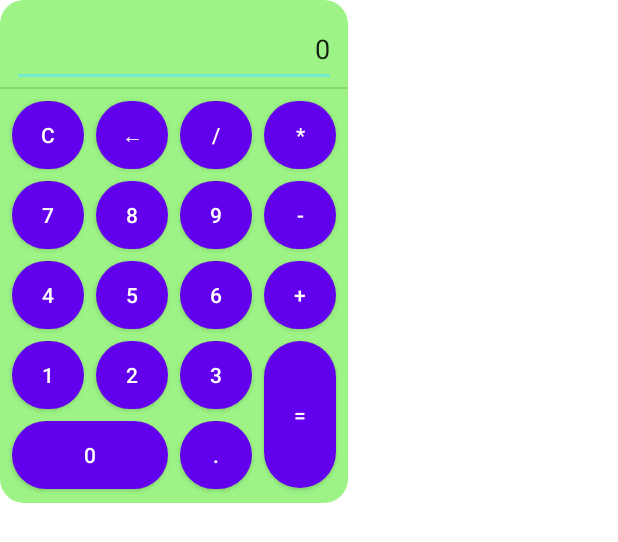
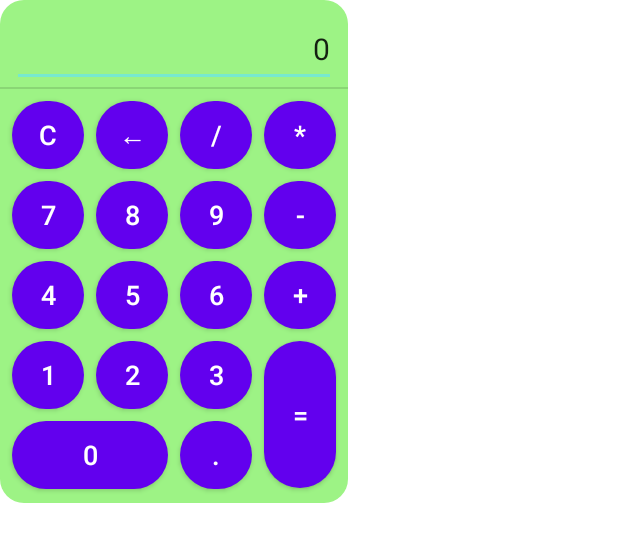
Before and after one commit to WhatTheBlock/FloatCalculator, an Android app: the layout calculator_view.xml on its own in the app's theme, with its tools: preview values and no code run, on a phone screen of 412 x 824 dp. Shown: the top 542 px of the screen. Run offline under Robolectric (Android 15) with nearby library versions, the phone set to English and light mode, and no system bars.

Commit message:
調整計算機字體大小

```diff
--- a/app/src/main/res/layout/calculator_view.xml
+++ b/app/src/main/res/layout/calculator_view.xml
@@ -18,6 +18,7 @@
         android:minHeight="48dp"
         android:text="@string/et_clear"
         android:textAlignment="textEnd"
+        android:textSize="20sp"
         app:layout_constraintEnd_toEndOf="parent"
         app:layout_constraintStart_toStartOf="parent"
         app:layout_constraintTop_toTopOf="parent"
@@ -39,6 +40,7 @@
         android:layout_marginTop="8dp"
         android:background="@drawable/bg_calculator_btn_rounded_corner"
         android:text="@string/btn_7"
+        android:textSize="@dimen/btn_calculator_view_text_size"
         app:layout_constraintStart_toStartOf="@+id/result"
         app:layout_constraintTop_toBottomOf="@+id/btnDelete"
         tools:ignore="TouchTargetSizeCheck" />
@@ -50,6 +52,7 @@
         android:layout_marginStart="8dp"
         android:background="@drawable/bg_calculator_btn_rounded_corner"
         android:text="@string/btn_8"
+        android:textSize="@dimen/btn_calculator_view_text_size"
         app:layout_constraintStart_toEndOf="@+id/btn7"
         app:layout_constraintTop_toTopOf="@+id/btn7"
         tools:ignore="TouchTargetSizeCheck" />
@@ -61,6 +64,7 @@
         android:layout_marginStart="8dp"
         android:background="@drawable/bg_calculator_btn_rounded_corner"
         android:text="@string/btn_9"
+        android:textSize="@dimen/btn_calculator_view_text_size"
         app:layout_constraintStart_toEndOf="@+id/btn8"
         app:layout_constraintTop_toTopOf="@+id/btn8"
         tools:ignore="TouchTargetSizeCheck" />
@@ -72,6 +76,7 @@
         android:layout_marginStart="8dp"
         android:background="@drawable/bg_calculator_btn_fn_rounded_corner"
         android:text="@string/btn_delete"
+        android:textSize="@dimen/btn_calculator_view_text_size"
         app:layout_constraintStart_toEndOf="@+id/btnClear"
         app:layout_constraintTop_toTopOf="@+id/btnClear"
         tools:ignore="TouchTargetSizeCheck" />
@@ -83,6 +88,7 @@
         android:layout_marginStart="8dp"
         android:background="@drawable/bg_calculator_btn_rounded_corner"
         android:text="@string/btn_division"
+        android:textSize="@dimen/btn_calculator_view_text_size"
         app:layout_constraintStart_toEndOf="@+id/btnDelete"
         app:layout_constraintTop_toTopOf="@+id/btnDelete"
         tools:ignore="TouchTargetSizeCheck" />
@@ -94,6 +100,7 @@
         android:layout_marginStart="8dp"
         android:background="@drawable/bg_calculator_btn_rounded_corner"
         android:text="@string/btn_times"
+        android:textSize="@dimen/btn_calculator_view_text_size"
         app:layout_constraintStart_toEndOf="@+id/btnDivision"
         app:layout_constraintTop_toTopOf="@+id/btnDivision"
         tools:ignore="TouchTargetSizeCheck" />
@@ -105,6 +112,7 @@
         android:layout_marginStart="8dp"
         android:background="@drawable/bg_calculator_btn_rounded_corner"
         android:text="@string/btn_minus"
+        android:textSize="@dimen/btn_calculator_view_text_size"
         app:layout_constraintStart_toEndOf="@+id/btn9"
         app:layout_constraintTop_toTopOf="@+id/btn9"
         tools:ignore="TouchTargetSizeCheck" />
@@ -116,6 +124,7 @@
         android:layout_marginTop="8dp"
         android:background="@drawable/bg_calculator_btn_rounded_corner"
         android:text="@string/btn_4"
+        android:textSize="@dimen/btn_calculator_view_text_size"
         app:layout_constraintStart_toStartOf="@+id/btn7"
         app:layout_constraintTop_toBottomOf="@+id/btn7"
         tools:ignore="TouchTargetSizeCheck" />
@@ -127,6 +136,7 @@
         android:layout_marginStart="8dp"
         android:background="@drawable/bg_calculator_btn_rounded_corner"
         android:text="@string/btn_5"
+        android:textSize="@dimen/btn_calculator_view_text_size"
         app:layout_constraintStart_toEndOf="@+id/btn4"
         app:layout_constraintTop_toTopOf="@+id/btn4"
         tools:ignore="TouchTargetSizeCheck" />
@@ -138,6 +148,7 @@
         android:layout_marginStart="8dp"
         android:background="@drawable/bg_calculator_btn_rounded_corner"
         android:text="@string/btn_6"
+        android:textSize="@dimen/btn_calculator_view_text_size"
         app:layout_constraintStart_toEndOf="@+id/btn5"
         app:layout_constraintTop_toTopOf="@+id/btn5"
         tools:ignore="TouchTargetSizeCheck" />
@@ -149,6 +160,7 @@
         android:layout_marginStart="8dp"
         android:background="@drawable/bg_calculator_btn_rounded_corner"
         android:text="@string/btn_plus"
+        android:textSize="@dimen/btn_calculator_view_text_size"
         app:layout_constraintStart_toEndOf="@+id/btn6"
         app:layout_constraintTop_toTopOf="@+id/btn6"
         tools:ignore="TouchTargetSizeCheck" />
@@ -160,6 +172,7 @@
         android:layout_marginTop="8dp"
         android:background="@drawable/bg_calculator_btn_rounded_corner"
         android:text="@string/btn_1"
+        android:textSize="@dimen/btn_calculator_view_text_size"
         app:layout_constraintStart_toStartOf="@+id/btn4"
         app:layout_constraintTop_toBottomOf="@+id/btn4"
         tools:ignore="TouchTargetSizeCheck" />
@@ -171,6 +184,7 @@
         android:layout_marginStart="8dp"
         android:background="@drawable/bg_calculator_btn_rounded_corner"
         android:text="@string/btn_2"
+        android:textSize="@dimen/btn_calculator_view_text_size"
         app:layout_constraintStart_toEndOf="@+id/btn1"
         app:layout_constraintTop_toTopOf="@+id/btn1"
         tools:ignore="TouchTargetSizeCheck" />
@@ -182,6 +196,7 @@
         android:layout_marginStart="8dp"
         android:background="@drawable/bg_calculator_btn_rounded_corner"
         android:text="@string/btn_3"
+        android:textSize="@dimen/btn_calculator_view_text_size"
         app:layout_constraintStart_toEndOf="@+id/btn2"
         app:layout_constraintTop_toTopOf="@+id/btn2"
         tools:ignore="TouchTargetSizeCheck" />
@@ -193,6 +208,7 @@
         android:layout_marginTop="8dp"
         android:background="@drawable/bg_calculator_btn_rounded_corner"
         android:text="@string/btn_0"
+        android:textSize="@dimen/btn_calculator_view_text_size"
         app:layout_constraintStart_toStartOf="@+id/btn1"
         app:layout_constraintTop_toBottomOf="@+id/btn1"
         tools:ignore="TouchTargetSizeCheck" />
@@ -204,6 +220,7 @@
         android:layout_marginStart="8dp"
         android:background="@drawable/bg_calculator_btn_rounded_corner"
         android:text="@string/btn_dot"
+        android:textSize="@dimen/btn_calculator_view_text_size"
         app:layout_constraintStart_toEndOf="@+id/btn0"
         app:layout_constraintTop_toTopOf="@+id/btn0"
         tools:ignore="TouchTargetSizeCheck" />
@@ -215,6 +232,7 @@
         android:layout_marginStart="8dp"
         android:background="@drawable/bg_calculator_btn_equals_rounded_corner"
         android:text="@string/btn_equals"
+        android:textSize="@dimen/btn_calculator_view_text_size"
         app:layout_constraintStart_toEndOf="@+id/btn3"
         app:layout_constraintTop_toTopOf="@+id/btn3" />
 
@@ -225,6 +243,7 @@
         android:layout_marginTop="8dp"
         android:background="@drawable/bg_calculator_btn_fn_rounded_corner"
         android:text="@string/btn_clear"
+        android:textSize="@dimen/btn_calculator_view_text_size"
         app:layout_constraintStart_toStartOf="@+id/result"
         app:layout_constraintTop_toBottomOf="@+id/divider"
         tools:ignore="TouchTargetSizeCheck" />
--- /dev/null
+++ b/app/src/main/res/values/dimens.xml
@@ -0,0 +1,4 @@
+<?xml version="1.0" encoding="utf-8"?>
+<resources>
+    <dimen name="btn_calculator_view_text_size">18sp</dimen>
+</resources>
```
